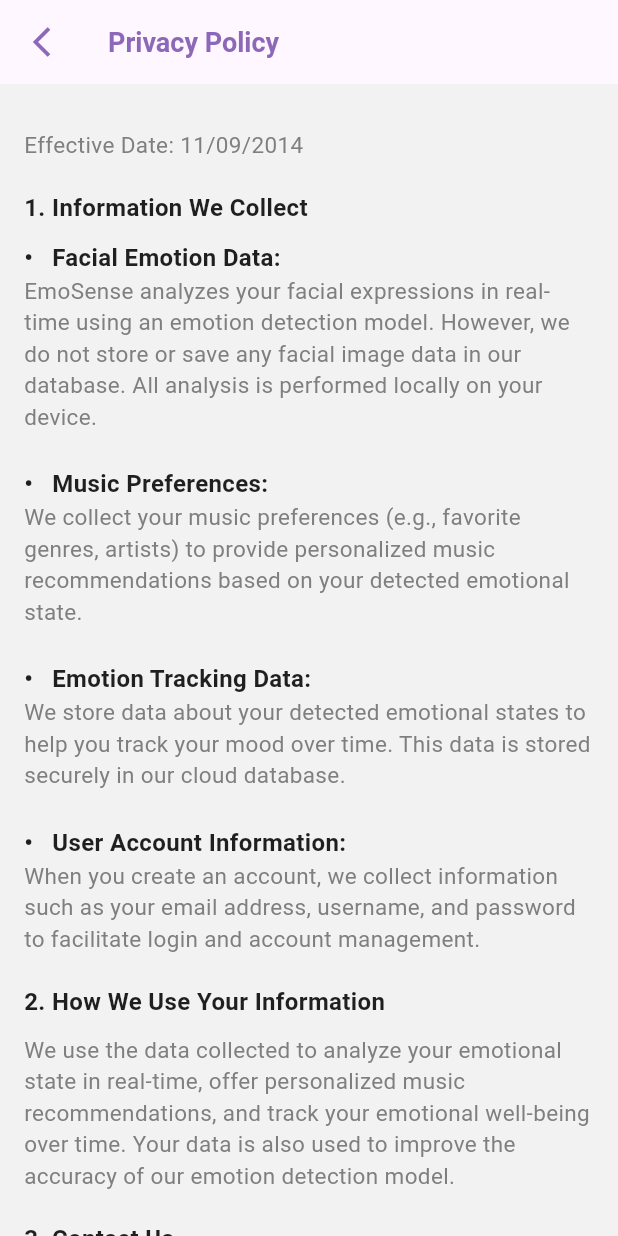
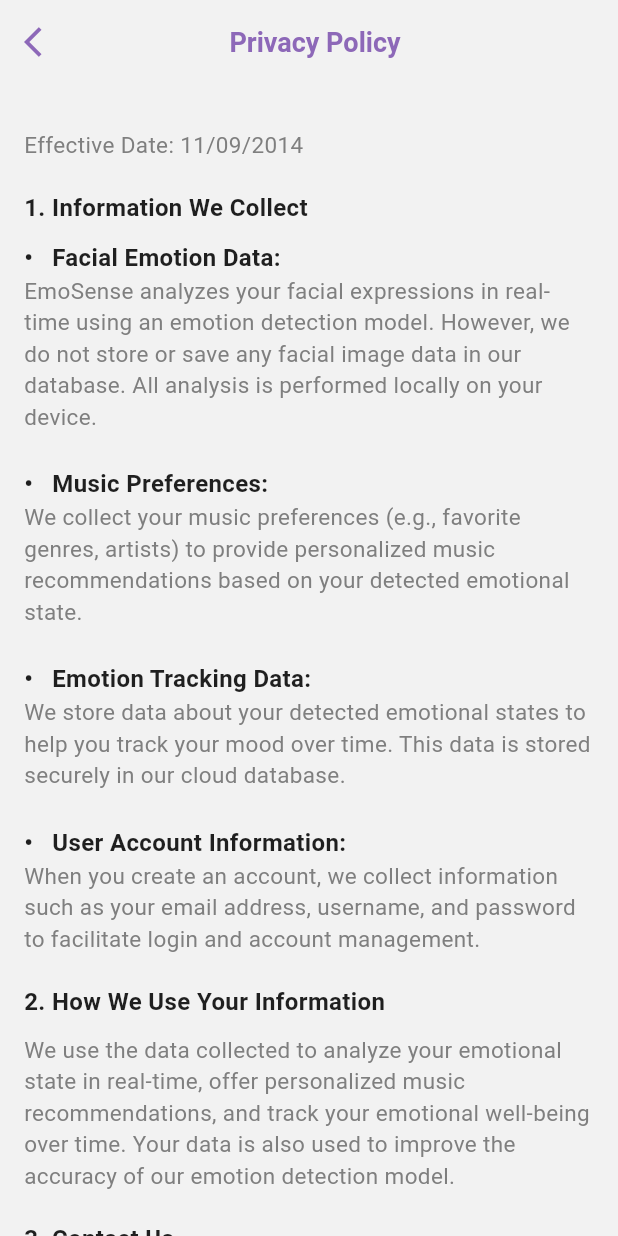
Before and after one commit to yjia28tan/EmoSense-Application, a Flutter app: the PrivacyPolicyPage screen opened directly, on a phone screen of 412 x 824 dp. Run offline on Flutter 3.47's test engine with Material 3 defaults, Android fonts, the phone set to English and light mode, and no system bars; our stand-ins replace audioplayers, camera, cloud_firestore, firebase_auth, firebase_core, fl_chart and 6 more; accounts and stored records are empty.

Commit message:
update UI

```diff
--- a/EmoSense/lib/pages/home_content_page.dart
+++ b/EmoSense/lib/pages/home_content_page.dart
@@ -1,9 +1,9 @@
 import 'package:cloud_firestore/cloud_firestore.dart';
 import 'package:emosense/design_widgets/alert_dialog_widget.dart';
 import 'package:emosense/design_widgets/app_color.dart';
-import 'package:emosense/design_widgets/home_daily_view.dart';
-import 'package:emosense/design_widgets/home_monthly_view.dart';
-import 'package:emosense/design_widgets/home_weekly_view.dart';
+import 'package:emosense/pages/home_daily_view.dart';
+import 'package:emosense/pages/home_monthly_view.dart';
+import 'package:emosense/pages/home_weekly_view.dart';
 import 'package:emosense/main.dart';
 import 'package:fl_chart/fl_chart.dart';
 import 'package:flutter/cupertino.dart';
--- a/EmoSense/lib/pages/privacy_policy.dart
+++ b/EmoSense/lib/pages/privacy_policy.dart
@@ -16,16 +16,23 @@ class PrivacyPolicyPage extends StatelessWidget {
       child: Scaffold(
         backgroundColor: Color(0xFFF2F2F2),
         appBar: AppBar(
-          title: Text("Privacy Policy", style: ProfileTitleText),
           leading: IconButton(
-            icon: Icon(
-              Icons.arrow_back_ios_outlined,
-              color: AppColors.darkLogoColor,
-            ),
+            icon: Icon(Icons.arrow_back_ios, color: AppColors.darkLogoColor),
             onPressed: () {
-              Navigator.of(context).pop();
+              Navigator.pop(context);
             },
           ),
+          backgroundColor: AppColors.textFieldColor,
+          title: Container(
+            alignment: Alignment.center,
+            child: Text(
+              'Privacy Policy',
+              style: ProfileTitleText,
+            ),
+          ),
+          actions: [
+            Container(width: 48),
+          ],
         ),
         body: ListView(
           padding: const EdgeInsets.only(top: 30, bottom: 20, left: 16.0, right: 16.0),
```
Also changed, not shown: EmoSense/lib/pages/genre_selection_page.dart (+0 -10 lines), EmoSense/lib/pages/terms_conditions.dart (+13 -6 lines), EmoSense/lib/pages/home_daily_view.dart (renamed from EmoSense/lib/design_widgets/home_daily_view.dart), EmoSense/lib/pages/home_monthly_view.dart (renamed from EmoSense/lib/design_widgets/home_monthly_view.dart), EmoSense/lib/pages/home_weekly_view.dart (renamed from EmoSense/lib/design_widgets/home_weekly_view.dart).
